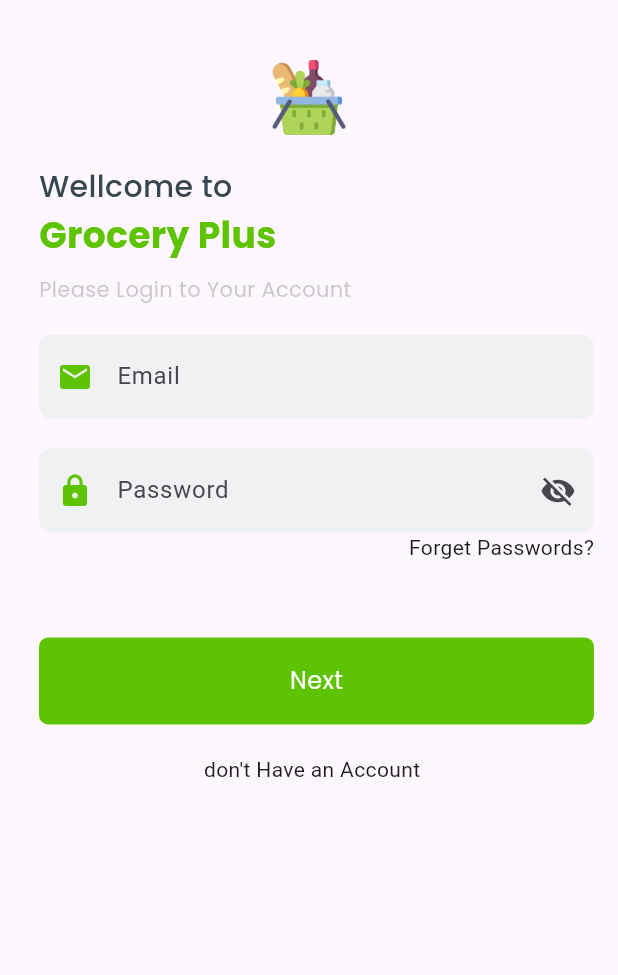
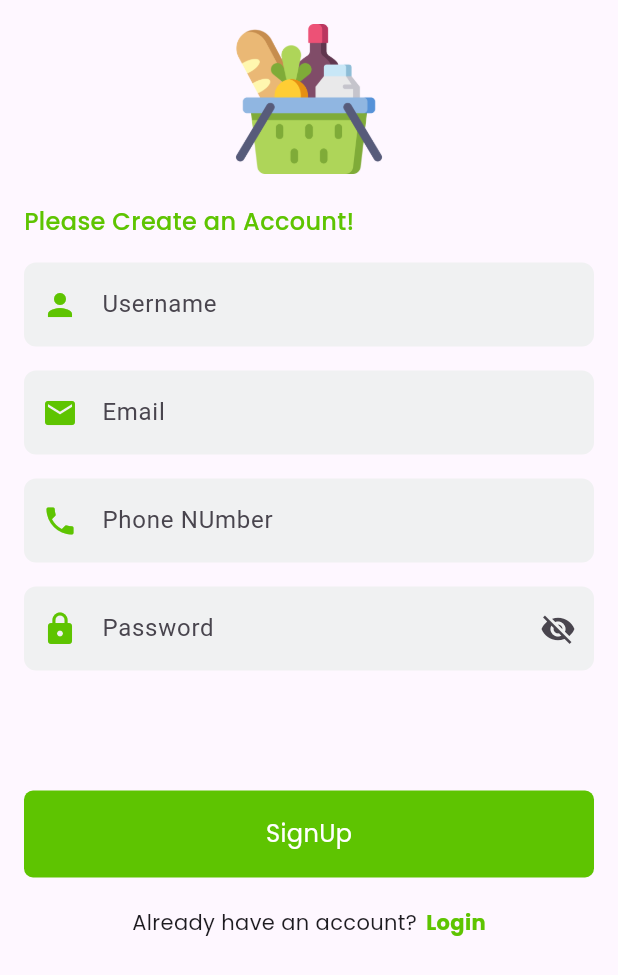
Before and after one commit to luqman499/flutter-grocery-app, a Flutter app: the screen it shows after launch, on a phone screen of 412 x 824 dp. Shown: the top 975 px of the screen. Run offline on Flutter 3.47's test engine with Material 3 defaults, Android fonts, the phone set to English and light mode, and no system bars; our stand-ins replace google_fonts.

Commit message:
create the signup screen

```diff
--- a/lib/main.dart
+++ b/lib/main.dart
@@ -1,4 +1,5 @@
 import 'package:flutter/material.dart';
+import 'package:projectAssignment/screens/signup_screen.dart';
 import './screens/splash_screen.dart';
 
 void main() {
@@ -18,7 +19,7 @@ class MyApp extends StatelessWidget {
         colorScheme: ColorScheme.fromSeed(seedColor: Colors.deepPurple),
         useMaterial3: true,
       ),
-      home: SplashScreen(),
+      home: SignupScreen(),
       // home: const MyHomePage(title: 'Flutter Demo Home Page'),
     );
   }
--- a/lib/screens/login_screen.dart
+++ b/lib/screens/login_screen.dart
@@ -2,6 +2,7 @@ import 'package:flutter/material.dart';
 import 'package:google_fonts/google_fonts.dart';
 import 'package:projectAssignment/constants/colors.dart';
 import 'package:projectAssignment/screens/forget_password_screen.dart';
+import 'package:projectAssignment/screens/signup_screen.dart';
 import 'package:projectAssignment/widgets/custom_text_field.dart';
 import 'package:projectAssignment/widgets/primary_button.dart';
 import 'package:projectAssignment/screens/bottom_Nav_bar.dart';
@@ -108,6 +109,22 @@ class _LoginScreenState extends State<LoginScreen> {
                       children: [
                         Text("don't Have an Account"),
                         const SizedBox(width: 6),
+                        InkWell(
+                          onTap: () {
+                            Navigator.push(
+                              context,
+                              MaterialPageRoute(builder: (c) => SignupScreen()),
+                            );
+                          },
+                          child: Text(
+                            'SignUp',
+                            style: TextStyle(
+                              fontSize: 16,
+                              fontWeight: FontWeight.bold,
+                              color: AppColors.primaryColor,
+                            ),
+                          ),
+                        ),
                       ],
                     ),
                   ],
--- /dev/null
+++ b/lib/screens/signup_screen.dart
@@ -0,0 +1,108 @@
+import 'package:flutter/gestures.dart';
+import 'package:flutter/material.dart';
+import 'package:google_fonts/google_fonts.dart';
+import 'package:projectAssignment/constants/colors.dart';
+import 'package:projectAssignment/screens/login_screen.dart';
+import 'package:projectAssignment/widgets/custom_text_field.dart';
+import 'package:projectAssignment/widgets/primary_button.dart';
+
+class SignupScreen extends StatefulWidget {
+  const SignupScreen({super.key});
+
+  @override
+  State<SignupScreen> createState() => _SignupScreenState();
+}
+
+class _SignupScreenState extends State<SignupScreen> {
+  final TextEditingController nameController = TextEditingController();
+  final TextEditingController emailController = TextEditingController();
+  final TextEditingController phoneController = TextEditingController();
+  @override
+  Widget build(BuildContext context) {
+    return Scaffold(
+      body: SafeArea(
+        child: Padding(
+          padding: const EdgeInsets.all(16.0),
+          child: SingleChildScrollView(
+            child: Column(
+              crossAxisAlignment: CrossAxisAlignment.center,
+              children: [
+                Image.asset('images/splash_image.png', height: 100, width: 100),
+                const SizedBox(height: 20),
+                Align(
+                  alignment: Alignment.topLeft,
+                  child: Text(
+                    'Please Create an Account!',
+                    style: GoogleFonts.poppins(
+                      fontSize: 16,
+                      color: AppColors.primaryColor,
+                      fontWeight: FontWeight.w500,
+                    ),
+                  ),
+                ),
+                const SizedBox(height: 16),
+                CustomTextField(
+                  hintText: 'Username',
+                  prefixIcon: Icon(Icons.person, color: AppColors.primaryColor),
+                  controller: nameController,
+                ),
+                const SizedBox(height: 16),
+                CustomTextField(
+                  hintText: 'Email',
+                  prefixIcon: Icon(Icons.email, color: AppColors.primaryColor),
+                  controller: emailController,
+                ),
+                const SizedBox(height: 16),
+                CustomTextField(
+                  hintText: 'Phone NUmber',
+                  prefixIcon: Icon(Icons.phone, color: AppColors.primaryColor),
+                  controller: phoneController,
+                ),
+                const SizedBox(height: 16),
+                CustomTextField(
+                  hintText: 'Password',
+                  prefixIcon: Icon(Icons.lock, color: AppColors.primaryColor),
+                  suffixIcon: Icon(Icons.visibility_off),
+                  controller: nameController,
+                ),
+                const SizedBox(height: 80),
+                PrimaryButton(
+                  title: 'SignUp',
+                  icon: Icons.create,
+                  ontap: () {},
+                ),
+                const SizedBox(height: 20),
+                Row(
+                  mainAxisAlignment: MainAxisAlignment.center,
+                  children: [
+                    Text(
+                      'Already have an account?',
+                      style: GoogleFonts.poppins(fontSize: 14),
+                    ),
+                    const SizedBox(width: 6),
+                    InkWell(
+                      onTap: () {
+                        Navigator.push(
+                          context,
+                          MaterialPageRoute(builder: (c) => LoginScreen()),
+                        );
+                      },
+                      child: Text(
+                        'Login',
+                        style: GoogleFonts.poppins(
+                          fontSize: 14,
+                          fontWeight: FontWeight.bold,
+                          color: AppColors.primaryColor,
+                        ),
+                      ),
+                    ),
+                  ],
+                ),
+              ],
+            ),
+          ),
+        ),
+      ),
+    );
+  }
+}
```
